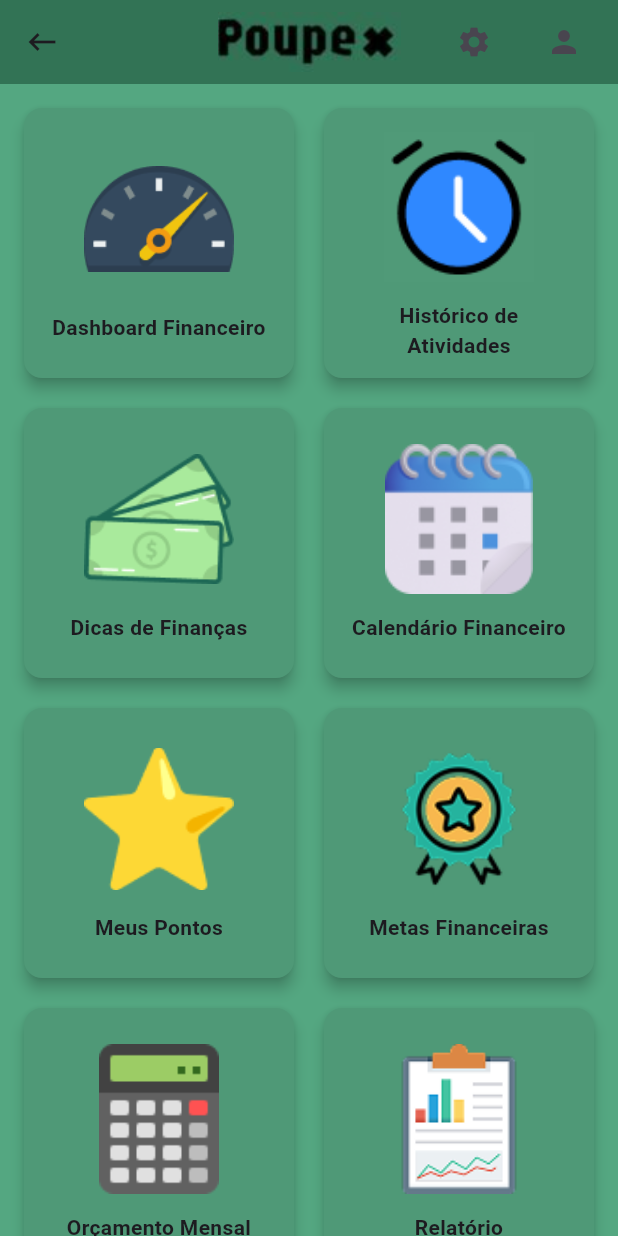
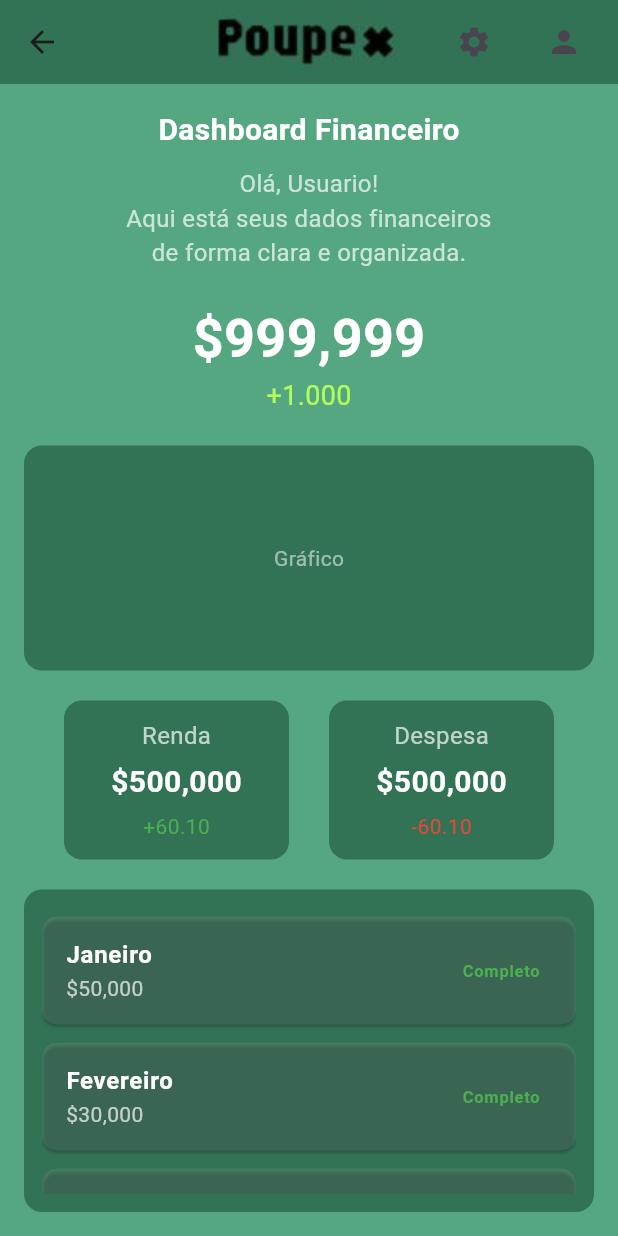
Before and after one commit to lopesmrafael/Poupex_flutter, a Flutter app: the HomePage screen opened directly, after a tap on "Dashboard Financeiro", on a phone screen of 412 x 824 dp. Run offline on Flutter 3.47's test engine with Material 3 defaults, Android fonts, the phone set to English and light mode, and no system bars; our stand-ins replace flutter_multi_formatter.

Commit message:
ImplementacaoTelaDashbord
Implementação da tela do  Dashbord financeiro

```diff
--- /dev/null
+++ b/lib/Pages/DashboardFinanPage.dart
@@ -0,0 +1,173 @@
+import 'package:flutter/material.dart';
+
+
+class DashboardFinanPage extends StatelessWidget {
+  const DashboardFinanPage({super.key});
+
+
+  @override
+  Widget build(BuildContext context) {
+    return Scaffold(
+      backgroundColor: const Color(0xFF54A781),
+      appBar: AppBar(
+        title: Image.asset(
+          "assets/titulo.jpg",
+          height: 40,
+          fit: BoxFit.contain,
+        ),
+        centerTitle: true,
+        backgroundColor: const Color(0xFF327355),
+        actions: [
+          IconButton(icon: const Icon(Icons.settings), onPressed: () {}),
+          const SizedBox(width: 12),
+          IconButton(icon: const Icon(Icons.person), onPressed: () {}),
+          const SizedBox(width: 12),
+        ],
+      ),
+      body: Padding(
+        padding: const EdgeInsets.all(16),
+        child: Column(
+          crossAxisAlignment: CrossAxisAlignment.center,
+          children: [
+            const Text(
+              "Dashboard Financeiro",
+              style: TextStyle(
+                fontSize: 20,
+                color: Colors.white,
+                fontWeight: FontWeight.bold,
+              ),
+            ),
+            const SizedBox(height: 10),
+            const Text(
+              "Olá, Usuario!\nAqui está seus dados financeiros\nde forma clara e organizada.",
+              textAlign: TextAlign.center,
+              style: TextStyle(color: Colors.white70, fontSize: 16),
+            ),
+            const SizedBox(height: 20),
+            const Text(
+              "\$999,999",
+              style: TextStyle(
+                fontSize: 36,
+                fontWeight: FontWeight.bold,
+                color: Colors.white,
+              ),
+            ),
+            const Text(
+              "+1.000",
+              style: TextStyle(
+                fontSize: 18,
+                color: Colors.lightGreenAccent,
+              ),
+            ),
+            const SizedBox(height: 20),
+            Container(
+              height: 150,
+              width: double.infinity,
+              decoration: BoxDecoration(
+                color: const Color(0xFF327355),
+                borderRadius: BorderRadius.circular(12),
+              ),
+              child: const Center(
+                child: Text(
+                  "Gráfico",
+                  style: TextStyle(color: Colors.white54),
+                ),
+              ),
+            ),
+            const SizedBox(height: 20),
+            Row(
+              mainAxisAlignment: MainAxisAlignment.spaceEvenly,
+              children: [
+                cardInfo("Renda", "\$500,000", "+60.10", Colors.green),
+                cardInfo("Despesa", "\$500,000", "-60.10", Colors.red),
+              ],
+            ),
+            const SizedBox(height: 20),
+            Expanded(
+              child: Container(
+                padding: const EdgeInsets.all(12),
+                decoration: BoxDecoration(
+                  color: const Color(0xFF327355),
+                  borderRadius: BorderRadius.circular(12),
+                ),
+                child: ListView(
+                  children: const [
+                    projetoItem("Janeiro", "50,000", "Completo", Colors.green),
+                    projetoItem("Fevereiro", "30,000", "Completo", Colors.green),
+                    projetoItem("Março", "5,000", "Completo", Colors.green),
+                    projetoItem("Abril", "70,000", "Em andamento", Colors.orange),
+                  ],
+                ),
+              ),
+            ),
+          ],
+        ),
+      ),
+    );
+  }
+}
+
+Widget cardInfo(String titulo, String valor, String variacao, Color cor) {
+  return Container(
+    width: 150,
+    padding: const EdgeInsets.all(12),
+    decoration: BoxDecoration(
+      color: const Color(0xFF327355),
+      borderRadius: BorderRadius.circular(12),
+    ),
+    child: Column(
+      children: [
+        Text(
+          titulo,
+          style: const TextStyle(color: Colors.white70, fontSize: 16),
+        ),
+        const SizedBox(height: 5),
+        Text(
+          valor,
+          style: const TextStyle(
+            fontSize: 20,
+            fontWeight: FontWeight.bold,
+            color: Colors.white,
+          ),
+        ),
+        const SizedBox(height: 5),
+        Text(
+          variacao,
+          style: TextStyle(color: cor, fontSize: 14),
+        ),
+      ],
+    ),
+  );
+}
+
+class projetoItem extends StatelessWidget {
+  final String mes;
+  final String valor;
+  final String status;
+  final Color cor;
+
+  const projetoItem(this.mes, this.valor, this.status, this.cor, {super.key});
+
+  @override
+  Widget build(BuildContext context) {
+    return Card(
+      color: Colors.white10,
+      margin: const EdgeInsets.symmetric(vertical: 6),
+      shape: RoundedRectangleBorder(borderRadius: BorderRadius.circular(10)),
+      child: ListTile(
+        title: Text(
+          mes,
+          style: const TextStyle(color: Colors.white, fontWeight: FontWeight.bold),
+        ),
+        subtitle: Text(
+          "\$$valor",
+          style: const TextStyle(color: Colors.white70),
+        ),
+        trailing: Text(
+          status,
+          style: TextStyle(color: cor, fontWeight: FontWeight.bold),
+        ),
+      ),
+    );
+  }
+}
--- a/lib/Pages/HomePage.dart
+++ b/lib/Pages/HomePage.dart
@@ -3,6 +3,7 @@ import '../Model/MenuItem.dart';
 import '../Widget/MenuCard.dart';
 import '../Pages/CadastroMovimentacao.dart';
 import '../Pages/dicas_de_financas.dart';
+import '../Pages/DashboardFinanPage.dart';
 
 class HomePage extends StatelessWidget {
   const HomePage({super.key});
@@ -12,7 +13,14 @@ class HomePage extends StatelessWidget {
       MenuItemModel(
         titulo: "Dashboard Financeiro",
         imagem: "assets/icons/dashboard.png",
-        onTap: () {},
+        onTap: () {
+        Navigator.push(
+            context,
+            MaterialPageRoute(
+              builder: (context) => const DashboardFinanPage(),
+            ),
+          );
+        },
       ),
       MenuItemModel(
         titulo: "Histórico de Atividades",
--- a/pubspec.yaml
+++ b/pubspec.yaml
@@ -34,6 +34,7 @@ dependencies:
   # The following adds the Cupertino Icons font to your application.
   # Use with the CupertinoIcons class for iOS style icons.
   cupertino_icons: ^1.0.8
+  sqflite: ^2.4.2
 
 dev_dependencies:
   flutter_test:
```
Also changed, not shown: lib/db/database_helper.dart (added), pubspec.lock, 1 other file.
